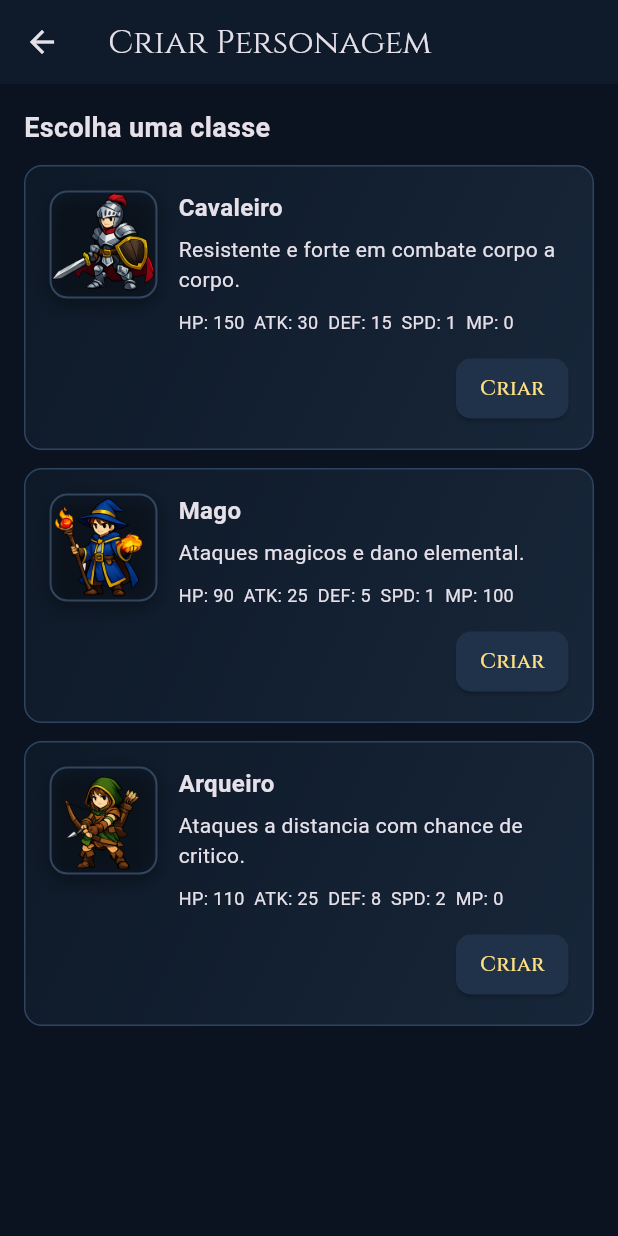
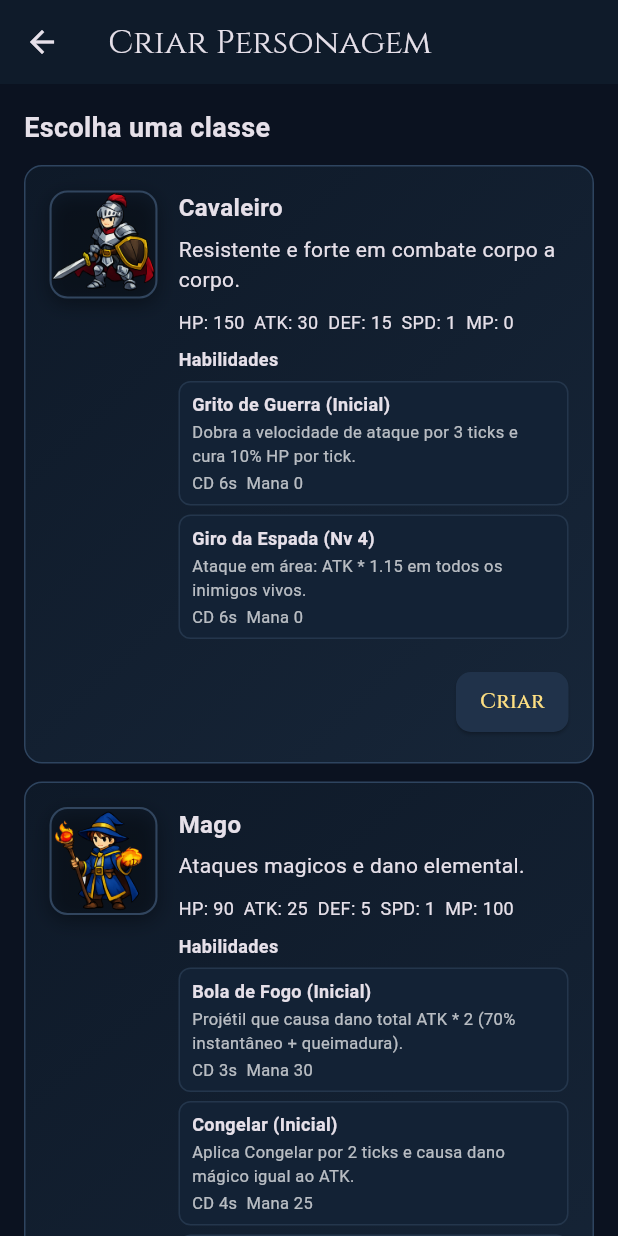
Before and after one commit to iugorsette/auto-battle-rpg, a Flutter app: the CharacterCreateScreen screen opened by its route, on a phone screen of 412 x 824 dp. Run offline on Flutter 3.47's test engine with Material 3 defaults, Android fonts, the phone set to English and light mode, and no system bars; our stand-ins replace google_fonts; missing offline and left inert: flame, flame_audio; Roboto replaces fonts that are missing (Cardo).

Commit message:
melhorias nos documentos e estudo do game

```diff
--- a/lib/routes.dart
+++ b/lib/routes.dart
@@ -5,6 +5,7 @@ import 'ui/screens/character_create_screen.dart';
 import 'ui/screens/character_roster_screen.dart';
 import 'ui/screens/battle_select_screen.dart';
 import 'ui/screens/settings_screen.dart';
+import 'ui/screens/bestiary_screen.dart';
 
 final routes = <String, WidgetBuilder>{
   '/': (_) => const MenuScreen(),
@@ -13,4 +14,5 @@ final routes = <String, WidgetBuilder>{
   '/battle-select': (_) => const BattleSelectScreen(),
   '/battle': (_) => const BattleScreen(),
   '/settings': (_) => const SettingsScreen(),
+  '/bestiary': (_) => const BestiaryScreen(),
 };
--- a/lib/ui/screens/character_create_screen.dart
+++ b/lib/ui/screens/character_create_screen.dart
@@ -8,6 +8,8 @@ import '../../state/player_roster.dart';
 import '../../domain/character/character_class.dart';
 import '../../game/sound/sound_manager.dart';
 import '../widgets/character_portrait.dart';
+import '../../domain/skills/skill.dart';
+import '../../domain/skills/basic_skills.dart';
 
 class CharacterCreateScreen extends StatefulWidget {
   const CharacterCreateScreen({super.key});
@@ -95,6 +97,27 @@ class _CharacterCreateScreenState extends State<CharacterCreateScreen> {
                               'HP: ${preview.maxHp}  ATK: ${preview.attack}  DEF: ${preview.defense}  SPD: ${preview.speed}  MP: ${preview.maxMana}',
                               style: const TextStyle(fontSize: 12),
                             ),
+                            const SizedBox(height: 8),
+                            const Text(
+                              'Habilidades',
+                              style: TextStyle(fontSize: 12, fontWeight: FontWeight.w700),
+                            ),
+                            const SizedBox(height: 6),
+                            ...preview.skills.map(
+                              (skill) {
+                                final info = _skillInfo(skill);
+                                return Padding(
+                                  padding: const EdgeInsets.only(bottom: 6),
+                                  child: _SkillLine(
+                                    name: skill.name,
+                                    description: info.description,
+                                    cooldown: skill.cooldown,
+                                    mana: skill.manaCost,
+                                    minLevel: skill.minLevel,
+                                  ),
+                                );
+                              },
+                            ),
                           ],
                         ),
                       ),
@@ -133,3 +156,95 @@ class _ClassInfo {
     required this.description,
   });
 }
+
+_SkillInfo _skillInfo(Skill skill) {
+  if (skill is FireballSkill) {
+    return const _SkillInfo('Projétil que causa dano total ATK * 2 (70% instantâneo + queimadura).');
+  }
+  if (skill is FreezeSkill) {
+    return const _SkillInfo('Aplica Congelar por 2 ticks e causa dano mágico igual ao ATK.');
+  }
+  if (skill is IncinerateSkill) {
+    return const _SkillInfo('Queimadura por 3 ticks (ATK * 1.8). Espalha se o alvo morrer em 3s.');
+  }
+  if (skill is WarCrySkill) {
+    return const _SkillInfo('Dobra a velocidade de ataque por 3 ticks e cura 10% HP por tick.');
+  }
+  if (skill is SwordSpinSkill) {
+    return const _SkillInfo('Ataque em área: ATK * 1.15 em todos os inimigos vivos.');
+  }
+  if (skill is SureShotSkill) {
+    return const _SkillInfo('Após 1s, dispara flecha crítica com ATK * 1.5.');
+  }
+  if (skill is ArrowRainSkill) {
+    return const _SkillInfo('3 ondas em 3s: cada uma causa ATK * 0.6 em todos os inimigos.');
+  }
+  if (skill is RapidShotSkill) {
+    return const _SkillInfo('Dispara duas flechas rápidas (visual).');
+  }
+  if (skill is ShieldSkill) {
+    return const _SkillInfo('Aumenta DEF em +10.');
+  }
+  if (skill is TauntSkill) {
+    return const _SkillInfo('Provoca o inimigo (efeito visual).');
+  }
+  if (skill is FocusSkill) {
+    return const _SkillInfo('Aumenta ATK em +5.');
+  }
+
+  return const _SkillInfo('Habilidade especial.');
+}
+
+class _SkillInfo {
+  final String description;
+
+  const _SkillInfo(this.description);
+}
+
+class _SkillLine extends StatelessWidget {
+  final String name;
+  final String description;
+  final int cooldown;
+  final int mana;
+  final int minLevel;
+
+  const _SkillLine({
+    required this.name,
+    required this.description,
+    required this.cooldown,
+    required this.mana,
+    required this.minLevel,
+  });
+
+  @override
+  Widget build(BuildContext context) {
+    final unlock = minLevel > 1 ? 'Nv $minLevel' : 'Inicial';
+    return Container(
+      padding: const EdgeInsets.symmetric(horizontal: 8, vertical: 6),
+      decoration: BoxDecoration(
+        color: const Color(0xFF132235),
+        borderRadius: BorderRadius.circular(8),
+        border: Border.all(color: const Color(0xFF24364C)),
+      ),
+      child: Column(
+        crossAxisAlignment: CrossAxisAlignment.start,
+        children: [
+          Text(
+            '$name ($unlock)',
+            style: const TextStyle(fontSize: 12, fontWeight: FontWeight.w700),
+          ),
+          const SizedBox(height: 2),
+          Text(
+            description,
+            style: const TextStyle(fontSize: 11, color: Colors.white70),
+          ),
+          const SizedBox(height: 2),
+          Text(
+            'CD ${cooldown}s  Mana $mana',
+            style: const TextStyle(fontSize: 11, color: Colors.white70),
+          ),
+        ],
+      ),
+    );
+  }
+}
```
Also changed, not shown: lib/domain/battle/enemy_catalog.dart (+13 -13 lines), lib/ui/screens/bestiary_screen.dart (added, +204 -0 lines), lib/ui/screens/character_roster_screen.dart (+13 -1 lines), 3 other files.
